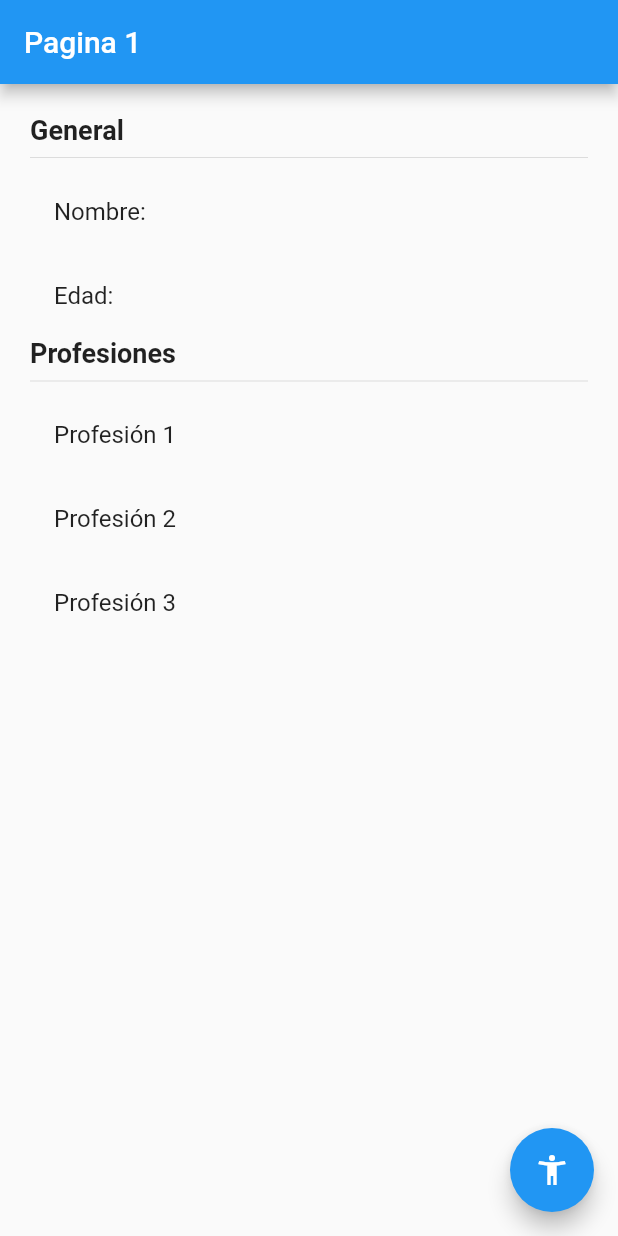
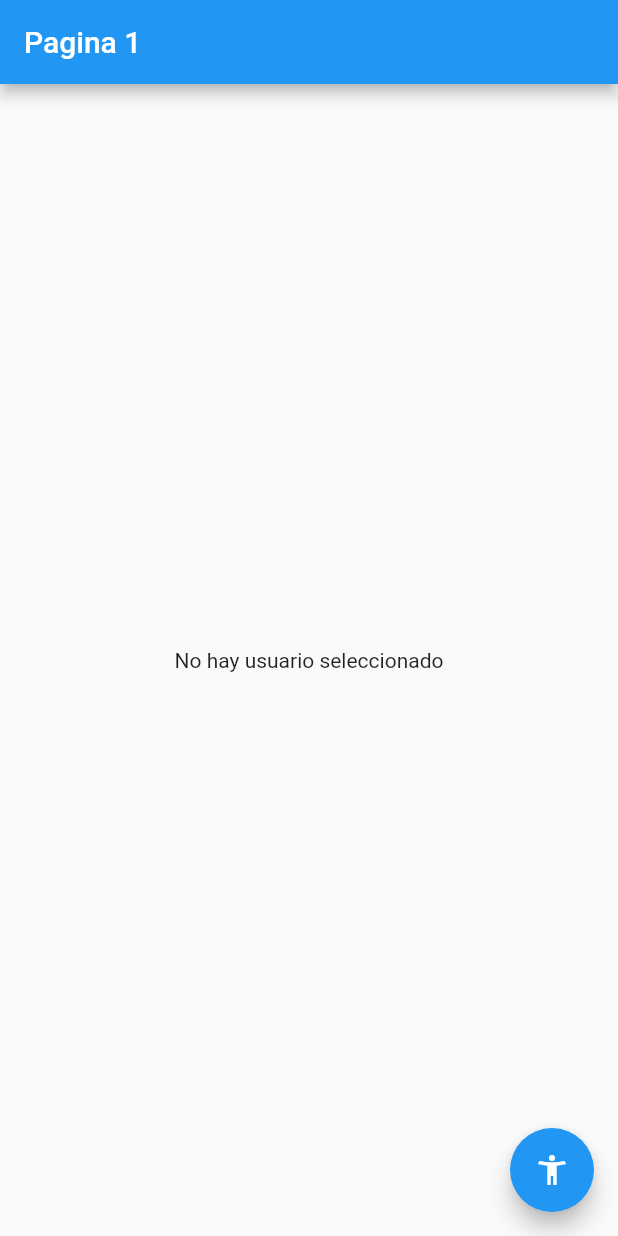
Before and after one commit to Antoniojesus1999/flutter_Estados, a Flutter app: the screen it shows after launch, on a phone screen of 412 x 824 dp. Run offline on Flutter 3.47's test engine with Material 2 defaults, Android fonts, the phone set to English and light mode, and no system bars; our stand-ins replace get.

Commit message:
finalización getX

```diff
--- /dev/null
+++ b/lib/controllers/usuario_controller.dart
@@ -0,0 +1,28 @@
+import 'package:estados/models/usuario.dart';
+import 'package:get/get.dart';
+
+class UsuarioController extends GetxController {
+  var existeUsuario = false.obs;
+  var usuario = Usuario().obs;
+
+  int get profesionesCount {
+    return usuario.value.profesiones.length;
+  }
+
+  void cargarUsuario(Usuario usuario) {
+    existeUsuario.value = true;
+    this.usuario.value = usuario;
+  }
+
+  void cambiarEdad(int edad) {
+    usuario.update((val) {
+      val!.edad = edad;
+    });
+  }
+
+  void cargarProfesion(String profesion) {
+    usuario.update((val) {
+      val!.profesiones = [...val.profesiones, profesion];
+    });
+  }
+}
--- a/lib/main.dart
+++ b/lib/main.dart
@@ -1,6 +1,7 @@
 import 'package:estados/pages/pagina1_page.dart';
 import 'package:estados/pages/pagina2_page.dart';
 import 'package:flutter/material.dart';
+import 'package:get/get.dart';
 
 void main() => runApp(const MyApp());
 
@@ -9,13 +10,20 @@ class MyApp extends StatelessWidget {
 
   @override
   Widget build(BuildContext context) {
-    return MaterialApp(
-        title: 'Material App',
-        debugShowCheckedModeBanner: false,
-        initialRoute: 'pagina1',
-        routes: {
+    return GetMaterialApp(
+      title: 'Material App',
+      debugShowCheckedModeBanner: false,
+      initialRoute: 'pagina1',
+      //Forma tradiccional
+      /*routes: {
           'pagina1': (_) => Pagina1Page(),
           'pagina2': (_) => Pagina2Page()
-        });
+        }*/
+      //Forma de crear ruta con GETX inyeccion de dependencia
+      getPages: [
+        GetPage(name: '/pagina1', page: () => Pagina1Page()),
+        GetPage(name: '/pagina2', page: () => Pagina2Page()),
+      ],
+    );
   }
 }
--- /dev/null
+++ b/lib/models/usuario.dart
@@ -0,0 +1,7 @@
+class Usuario {
+  String? nombre;
+  int? edad;
+  List<String> profesiones;
+
+  Usuario({this.nombre, this.edad, this.profesiones = const []});
+}
--- a/lib/pages/models/usuario.dart
+++ /dev/null
@@ -1,8 +0,0 @@
-class Usuario {
-  String nombre;
-  int edad;
-  List<String> profesiones;
-
-  Usuario(
-      {required this.nombre, required this.edad, required this.profesiones});
-}
--- a/lib/pages/pagina1_page.dart
+++ b/lib/pages/pagina1_page.dart
@@ -1,52 +1,72 @@
+import 'package:estados/pages/pagina2_page.dart';
 import 'package:flutter/material.dart';
+import 'package:get/get.dart';
+
+import '../controllers/usuario_controller.dart';
+import '../models/usuario.dart';
 
 class Pagina1Page extends StatelessWidget {
   @override
   Widget build(BuildContext context) {
+    final usuarioCtl = Get.put(UsuarioController());
     return Scaffold(
       appBar: AppBar(
         title: const Text('Pagina 1'),
       ),
-      body: informacionUsuario(),
+      body: Obx(() => usuarioCtl.existeUsuario.value
+          ? InformacionUsuario(
+              usuario: usuarioCtl.usuario.value,
+            )
+          : const Noinfo()),
       floatingActionButton: FloatingActionButton(
-        child: const Icon(Icons.accessibility_new),
-        onPressed: () => Navigator.pushReplacementNamed(context, 'pagina2'),
+          child: const Icon(Icons.accessibility_new),
+          onPressed: () => //Navigator.pushReplacementNamed(context, 'pagina2'),
+              //Get.to(Pagina2Page())),
+              Get.toNamed('pagina2',
+                  arguments: {'nombre': 'Antonio Jesús', 'edad': 23})),
+    );
+  }
+}
+
+class Noinfo extends StatelessWidget {
+  const Noinfo({super.key});
+
+  @override
+  Widget build(BuildContext context) {
+    return Container(
+      child: const Center(
+        child: Text('No hay usuario seleccionado'),
       ),
     );
   }
 }
 
-class informacionUsuario extends StatelessWidget {
-  const informacionUsuario({
+class InformacionUsuario extends StatelessWidget {
+  const InformacionUsuario({
     super.key,
+    required this.usuario,
   });
+
+  final Usuario usuario;
 
   @override
   Widget build(BuildContext context) {
     return Container(
       width: double.infinity,
       height: double.infinity,
-      padding: EdgeInsets.all(20.0),
+      padding: const EdgeInsets.all(20.0),
       child: Column(
         crossAxisAlignment: CrossAxisAlignment.start,
-        children: const [
-          Text('General',
+        children: [
+          const Text('General',
               style: TextStyle(fontSize: 18, fontWeight: FontWeight.bold)),
-          Divider(),
-          ListTile(title: Text('Nombre: ')),
-          ListTile(title: Text('Edad: ')),
-          Text('Profesiones',
+          const Divider(),
+          ListTile(title: Text('Nombre: ${usuario.nombre}')),
+          ListTile(title: Text('Edad: ${usuario.edad}')),
+          const Text('Profesiones',
               style: TextStyle(fontSize: 18, fontWeight: FontWeight.bold)),
-          Divider(),
-          ListTile(
-            title: Text('Profesión 1'),
-          ),
-          ListTile(
-            title: Text('Profesión 2'),
-          ),
-          ListTile(
-            title: Text('Profesión 3'),
-          ),
+          const Divider(),
+          ...usuario.profesiones.map((e) => ListTile(title: Text(e)))
         ],
       ),
     );
--- a/pubspec.yaml
+++ b/pubspec.yaml
@@ -35,6 +35,7 @@ dependencies:
   # The following adds the Cupertino Icons font to your application.
   # Use with the CupertinoIcons class for iOS style icons.
   cupertino_icons: ^1.0.2
+  get: ^4.6.5
 
 dev_dependencies:
   flutter_test:
```
Also changed, not shown: lib/pages/pagina2_page.dart (+35 -3 lines), pubspec.lock.
